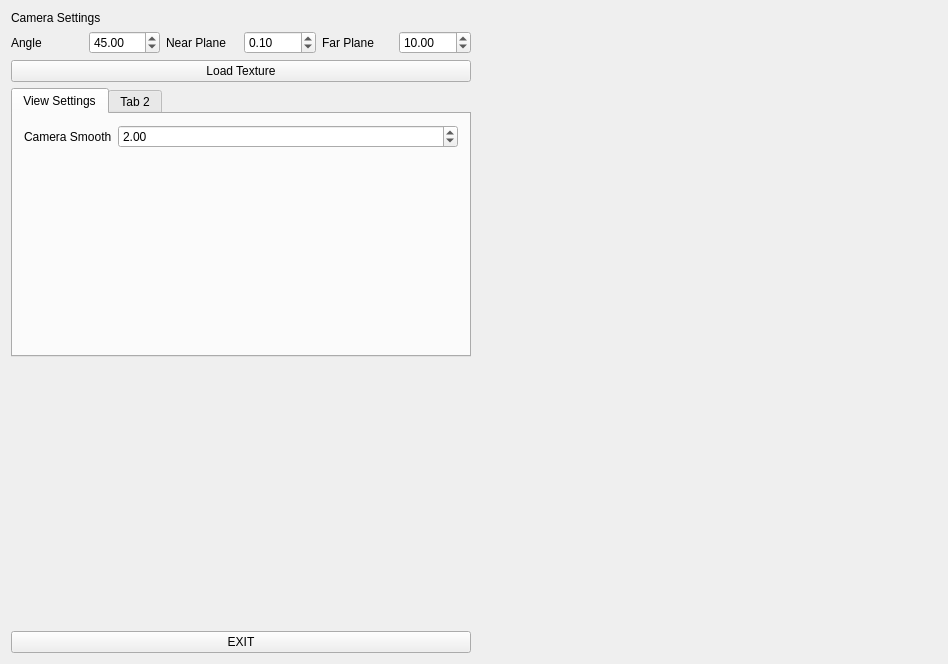
Before: the Qt Designer form mainwindow.ui in oneman72hourgamejam/GOEngine, drawn with Qt 5.
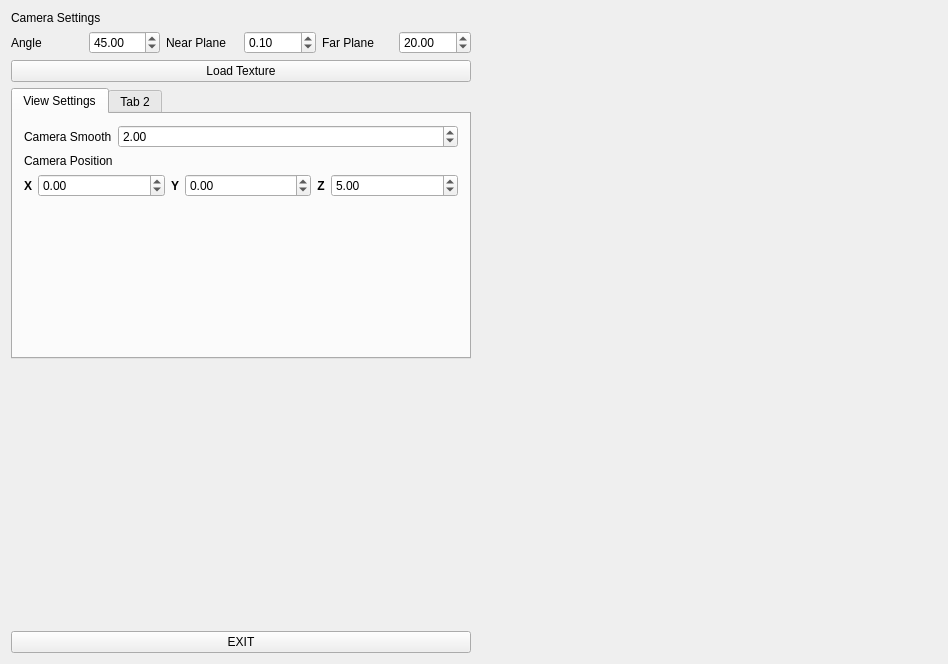
After: the same form once the commit is applied. Custom widgets are drawn as their Qt base class.

Commit message: camera position controlls

```diff
--- a/mainwindow.ui
+++ b/mainwindow.ui
@@ -84,7 +84,7 @@
              <double>100.000000000000000</double>
             </property>
             <property name="value">
-             <double>10.000000000000000</double>
+             <double>20.000000000000000</double>
             </property>
            </widget>
           </item>
@@ -137,6 +137,116 @@
               </item>
              </layout>
             </item>
+            <item>
+             <widget class="QLabel" name="label_6">
+              <property name="text">
+               <string>Camera Position</string>
+              </property>
+             </widget>
+            </item>
+            <item>
+             <layout class="QHBoxLayout" name="horizontalLayout_4">
+              <item>
+               <widget class="QLabel" name="label_7">
+                <property name="sizePolicy">
+                 <sizepolicy hsizetype="Maximum" vsizetype="Preferred">
+                  <horstretch>0</horstretch>
+                  <verstretch>0</verstretch>
+                 </sizepolicy>
+                </property>
+                <property name="font">
+                 <font>
+                  <weight>75</weight>
+                  <bold>true</bold>
+                 </font>
+                </property>
+                <property name="text">
+                 <string>X</string>
+                </property>
+                <property name="alignment">
+                 <set>Qt::AlignCenter</set>
+                </property>
+               </widget>
+              </item>
+              <item>
+               <widget class="QDoubleSpinBox" name="camPosX">
+                <property name="minimum">
+                 <double>-5.000000000000000</double>
+                </property>
+                <property name="maximum">
+                 <double>5.000000000000000</double>
+                </property>
+               </widget>
+              </item>
+              <item>
+               <widget class="QLabel" name="label_8">
+                <property name="sizePolicy">
+                 <sizepolicy hsizetype="Maximum" vsizetype="Preferred">
+                  <horstretch>0</horstretch>
+                  <verstretch>0</verstretch>
+                 </sizepolicy>
+                </property>
+                <property name="font">
+                 <font>
+                  <weight>75</weight>
+                  <bold>true</bold>
+                 </font>
+                </property>
+                <property name="text">
+                 <string>Y</string>
+                </property>
+                <property name="alignment">
+                 <set>Qt::AlignCenter</set>
+                </property>
+               </widget>
+              </item>
+              <item>
+               <widget class="QDoubleSpinBox" name="camPosY">
+                <property name="minimum">
+                 <double>-5.000000000000000</double>
+                </property>
+                <property name="maximum">
+                 <double>5.000000000000000</double>
+                </property>
+               </widget>
+              </item>
+              <item>
+               <widget class="QLabel" name="label_9">
+                <property name="sizePolicy">
+                 <sizepolicy hsizetype="Maximum" vsizetype="Preferred">
+                  <horstretch>0</horstretch>
+                  <verstretch>0</verstretch>
+                 </sizepolicy>
+                </property>
+                <property name="font">
+                 <font>
+                  <weight>75</weight>
+                  <bold>true</bold>
+                 </font>
+                </property>
+                <property name="text">
+                 <string>Z</string>
+                </property>
+                <property name="alignment">
+                 <set>Qt::AlignCenter</set>
+                </property>
+               </widget>
+              </item>
+              <item>
+               <widget class="QDoubleSpinBox" name="camPosZ">
+                <property name="minimum">
+                 <double>1.000000000000000</double>
+                </property>
+                <property name="maximum">
+                 <double>20.000000000000000</double>
+                </property>
+                <property name="value">
+                 <double>5.000000000000000</double>
+                </property>
+               </widget>
+              </item>
+             </layout>
+            </item>
             <item>
              <spacer name="verticalSpacer_2">
               <property name="orientation">
@@ -145,7 +255,7 @@
               <property name="sizeHint" stdset="0">
                <size>
                 <width>20</width>
-                <height>194</height>
+                <height>147</height>
                </size>
               </property>
              </spacer>
```
The commit also changes 4 other files.
